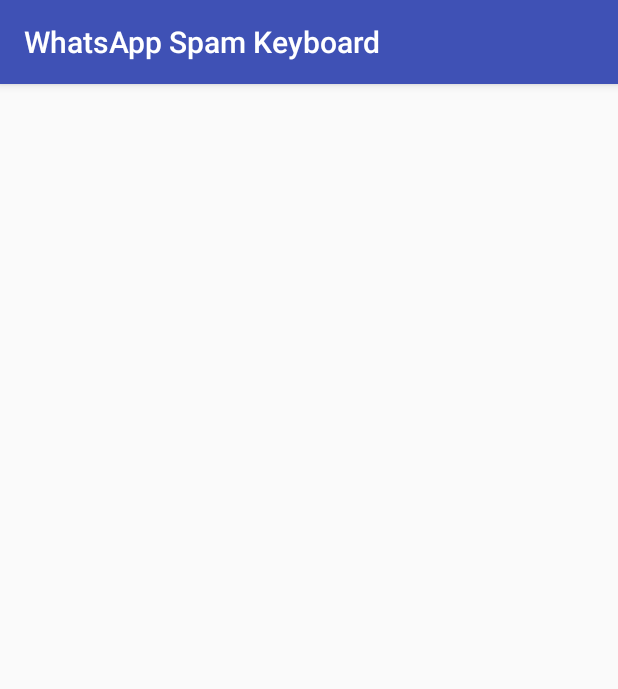
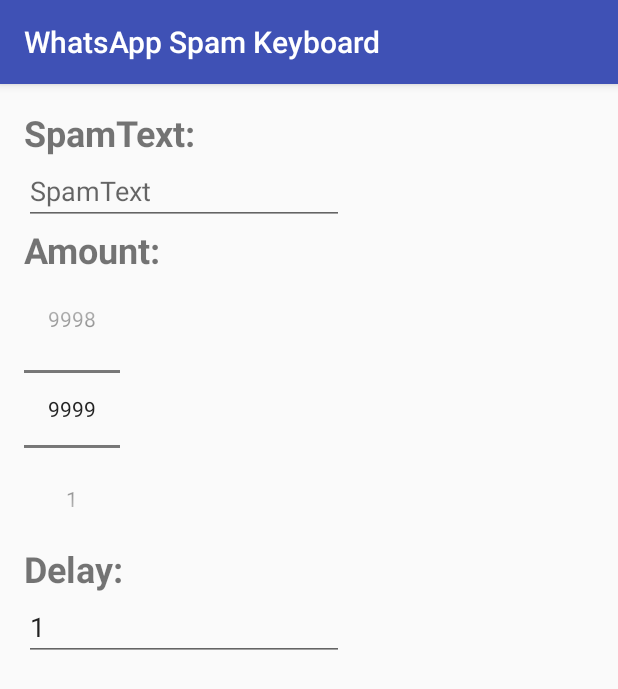
Before and after one commit to besentv/WASpam2-App-for-Android, an Android app: the screen it shows after launch (MainActivity before the commit, Settings after it), on a phone screen of 412 x 824 dp. Shown: the top 689 px of the screen. Run offline under Robolectric (Android 15) with nearby library versions, the phone set to English and light mode, and no system bars.

```diff
--- a/app/src/main/AndroidManifest.xml
+++ b/app/src/main/AndroidManifest.xml
@@ -21,9 +21,6 @@
         </service>
 
         <activity android:name=".Settings">
-
-        </activity>
-        <activity android:name=".MainActivity">
             <intent-filter>
                 <action android:name="android.intent.action.MAIN" />
 
--- a/app/src/main/java/xyz/besentv/waspam2/Settings.java
+++ b/app/src/main/java/xyz/besentv/waspam2/Settings.java
@@ -1,10 +1,9 @@
 package xyz.besentv.waspam2;
 
-import android.content.Intent;
 import android.os.Bundle;
 import android.support.v7.app.AppCompatActivity;
-import android.view.View;
 import android.widget.EditText;
+import android.widget.NumberPicker;
 
 
 public class Settings extends AppCompatActivity {
@@ -12,39 +11,43 @@ public class Settings extends AppCompatActivity {
 
     private EditText messageInput;
     private final String spamMessageStateString = "spamMessage";
-    public static String spamMessage = " ";
+    private final String spamAmountStateString = "spamAmount";
+    private final String spamDelayStateString = "spamDelay";
+    public static String spamMessage = "";
+    public static int spamAmount = 0;
+    public static int spamDelay = 1;
+    private NumberPicker numberPicker;
+    private EditText editDelayAmount;
 
     @Override
     protected void onCreate(Bundle savedInstanceState) {
         super.onCreate(savedInstanceState);
         setContentView(R.layout.activity_settings);
-        Intent intent = getIntent();
+        editDelayAmount = (EditText) findViewById(R.id.editDelayAmount);
+        editDelayAmount.setText(new Integer(spamDelay).toString());
+        numberPicker = (NumberPicker) findViewById(R.id.numberPicker);
+        numberPicker.setMaxValue(9999);
+        numberPicker.setMinValue(1);
+        numberPicker.setValue(1);
         messageInput = (EditText) findViewById(R.id.editTextMessage);
-        messageInput.setOnFocusChangeListener(new View.OnFocusChangeListener() {
-            @Override
-            public void onFocusChange(View v, boolean hasFocus) {
-                if(!hasFocus){
 
-                    spamMessage = messageInput.getText().toString();
-                }
-            }
-        });
+    }
+    @Override
+    protected void onResume() {
+
+        super.onResume();
+        messageInput.setText(spamMessage);
+        numberPicker.setValue(spamAmount);
+        editDelayAmount.setText(new Integer(spamDelay).toString());
     }
 
     @Override
-    protected void onResume(){
-
-    super.onResume();
-        messageInput.setText(spamMessage);
-    }
-
-    @Override
-    public void onSaveInstanceState(Bundle savedInstanceState){
+    public void onSaveInstanceState(Bundle savedInstanceState) {
 
         savedInstanceState.putString(spamMessageStateString, spamMessage);
-
+        savedInstanceState.putInt(spamAmountStateString, spamAmount);
+        savedInstanceState.putInt(spamDelayStateString, spamDelay);
         super.onSaveInstanceState(savedInstanceState);
-
 
 
     }
@@ -53,16 +56,23 @@ public class Settings extends AppCompatActivity {
 
         super.onRestoreInstanceState(savedInstanceState);
         spamMessage = savedInstanceState.getString(spamMessageStateString);
+        spamAmount = savedInstanceState.getInt(spamAmountStateString);
+        spamDelay = savedInstanceState.getInt(spamDelayStateString);
 
     }
 
 
     @Override
-    protected void onPause(){
+    protected void onPause() {
         super.onPause();
         spamMessage = messageInput.getText().toString();
+        spamAmount = numberPicker.getValue();
+        if(!editDelayAmount.getText().toString().equals("")) {
+            spamDelay = Integer.parseInt(editDelayAmount.getText().toString());
+        }
+        else{
+            spamDelay = 1;
+        }
+    }
 
-
-
-    }
 }
--- a/app/src/main/res/drawable/ic_settings_black_24dp.xml
+++ b/app/src/main/res/drawable/ic_settings_black_24dp.xml
@@ -4,6 +4,6 @@
         android:viewportWidth="24.0"
         android:viewportHeight="24.0">
     <path
-        android:fillColor="#FF000000"
+        android:fillColor="#ffffff"
         android:pathData="M19.43,12.98c0.04,-0.32 0.07,-0.64 0.07,-0.98s-0.03,-0.66 -0.07,-0.98l2.11,-1.65c0.19,-0.15 0.24,-0.42 0.12,-0.64l-2,-3.46c-0.12,-0.22 -0.39,-0.3 -0.61,-0.22l-2.49,1c-0.52,-0.4 -1.08,-0.73 -1.69,-0.98l-0.38,-2.65C14.46,2.18 14.25,2 14,2h-4c-0.25,0 -0.46,0.18 -0.49,0.42l-0.38,2.65c-0.61,0.25 -1.17,0.59 -1.69,0.98l-2.49,-1c-0.23,-0.09 -0.49,0 -0.61,0.22l-2,3.46c-0.13,0.22 -0.07,0.49 0.12,0.64l2.11,1.65c-0.04,0.32 -0.07,0.65 -0.07,0.98s0.03,0.66 0.07,0.98l-2.11,1.65c-0.19,0.15 -0.24,0.42 -0.12,0.64l2,3.46c0.12,0.22 0.39,0.3 0.61,0.22l2.49,-1c0.52,0.4 1.08,0.73 1.69,0.98l0.38,2.65c0.03,0.24 0.24,0.42 0.49,0.42h4c0.25,0 0.46,-0.18 0.49,-0.42l0.38,-2.65c0.61,-0.25 1.17,-0.59 1.69,-0.98l2.49,1c0.23,0.09 0.49,0 0.61,-0.22l2,-3.46c0.12,-0.22 0.07,-0.49 -0.12,-0.64l-2.11,-1.65zM12,15.5c-1.93,0 -3.5,-1.57 -3.5,-3.5s1.57,-3.5 3.5,-3.5 3.5,1.57 3.5,3.5 -1.57,3.5 -3.5,3.5z"/>
 </vector>
--- a/app/src/main/res/layout/activity_settings.xml
+++ b/app/src/main/res/layout/activity_settings.xml
@@ -8,6 +8,7 @@
     android:paddingLeft="@dimen/activity_horizontal_margin"
     android:paddingRight="@dimen/activity_horizontal_margin"
     android:paddingTop="@dimen/activity_vertical_margin"
+    android:focusable="true" android:focusableInTouchMode="true"
     tools:context="xyz.besentv.waspam2.Settings">
 
 
@@ -34,18 +35,6 @@
         android:layout_alignParentLeft="true"
         android:layout_alignParentStart="true" />
 
-    <EditText
-        android:layout_width="wrap_content"
-        android:layout_height="wrap_content"
-        android:inputType="numberDecimal"
-        android:ems="10"
-        android:id="@+id/editTextAmount"
-        android:hint="Amount"
-        android:maxLength="4"
-        android:layout_below="@+id/TextViewAmount"
-        android:layout_alignParentLeft="true"
-        android:layout_alignParentStart="true"
-         />
 
     <TextView
         android:text="Amount:"
@@ -54,8 +43,41 @@
         tools:textStyle="bold"
         android:textStyle="bold"
         android:textSize="24sp"
+        android:id="@+id/TextViewAmount"
         android:layout_below="@+id/editTextMessage"
-        android:layout_alignLeft="@+id/TextViewSpamText"
-        android:layout_marginTop="130dp"
-        android:id="@+id/TextViewAmount" />
+        android:layout_alignParentLeft="true"
+        android:layout_alignParentStart="true" />
+
+    <NumberPicker
+        android:layout_width="wrap_content"
+        android:layout_height="wrap_content"
+        android:layout_below="@+id/TextViewAmount"
+        android:layout_alignParentLeft="true"
+        android:layout_alignParentStart="true"
+        android:id="@+id/numberPicker" />
+
+    <TextView
+        android:text="Delay:"
+        android:layout_width="wrap_content"
+        android:layout_height="wrap_content"
+        tools:textStyle="bold"
+        android:textStyle="bold"
+        android:textSize="24sp"
+        android:id="@+id/TextViewDelay"
+        android:layout_below="@+id/numberPicker"
+        android:layout_alignParentLeft="true"
+        android:layout_alignParentStart="true"/>
+
+    <EditText
+        android:layout_width="wrap_content"
+        android:layout_height="wrap_content"
+        android:inputType="number"
+        android:ems="10"
+        android:id="@+id/editDelayAmount"
+        android:hint="delay in milliseconds"
+        android:maxLength="5"
+        android:layout_below="@+id/TextViewDelay"
+        android:layout_alignParentLeft="true"
+        android:layout_alignParentStart="true" />
+
 </RelativeLayout>
--- a/app/src/main/res/layout/keyboard.xml
+++ b/app/src/main/res/layout/keyboard.xml
@@ -5,5 +5,6 @@
     android:layout_width="match_parent"
     android:layout_height="wrap_content"
     android:layout_alignParentBottom="true"
-
+    android:keyBackground="@color/keyboardBackground"
+    android:keyPreviewLayout="@layout/keyboard_preview"
     />
--- a/app/src/main/res/values/colors.xml
+++ b/app/src/main/res/values/colors.xml
@@ -3,4 +3,5 @@
     <color name="colorPrimary">#3F51B5</color>
     <color name="colorPrimaryDark">#303F9F</color>
     <color name="colorAccent">#FF4081</color>
+    <color name="keyboardBackground">#0b6641</color>
 </resources>
--- a/app/src/main/res/xml/keyboard_spam.xml
+++ b/app/src/main/res/xml/keyboard_spam.xml
@@ -3,12 +3,13 @@
         android:keyWidth="50%p"
         android:horizontalGap="0px"
         android:verticalGap="0px"
-        android:keyHeight="40dp"
+        android:keyHeight="60dp"
         android:layout_height="wrap_content"
         android:layout_width="wrap_content"
         >
         <Row>
             <Key android:codes="1" android:keyLabel="Spam" android:keyEdgeFlags="left"/>
+            <Key android:codes="3" android:keyLabel="Stop spam"  android:keyEdgeFlags="right"/>
             <Key android:codes="2" android:keyIcon="@drawable/ic_settings_black_24dp"  android:keyEdgeFlags="right"/>
         </Row>
     </Keyboard>
--- a/build.gradle
+++ b/build.gradle
@@ -5,7 +5,7 @@ buildscript {
         jcenter()
     }
     dependencies {
-        classpath 'com.android.tools.build:gradle:2.2.0'
+        classpath 'com.android.tools.build:gradle:2.2.2'
 
         // NOTE: Do not place your application dependencies here; they belong
         // in the individual module build.gradle files
```
Also changed, not shown: app/src/main/java/xyz/besentv/waspam2/SpamKeyboard.java (+27 -30 lines), app/src/main/java/xyz/besentv/waspam2/SpamService.java (added, +30 -0 lines), app/src/main/res/drawable/ic_keyboard_black_24dp.xml (added, +9 -0 lines), app/src/main/res/layout/keyboard_preview.xml (added, +10 -0 lines).
